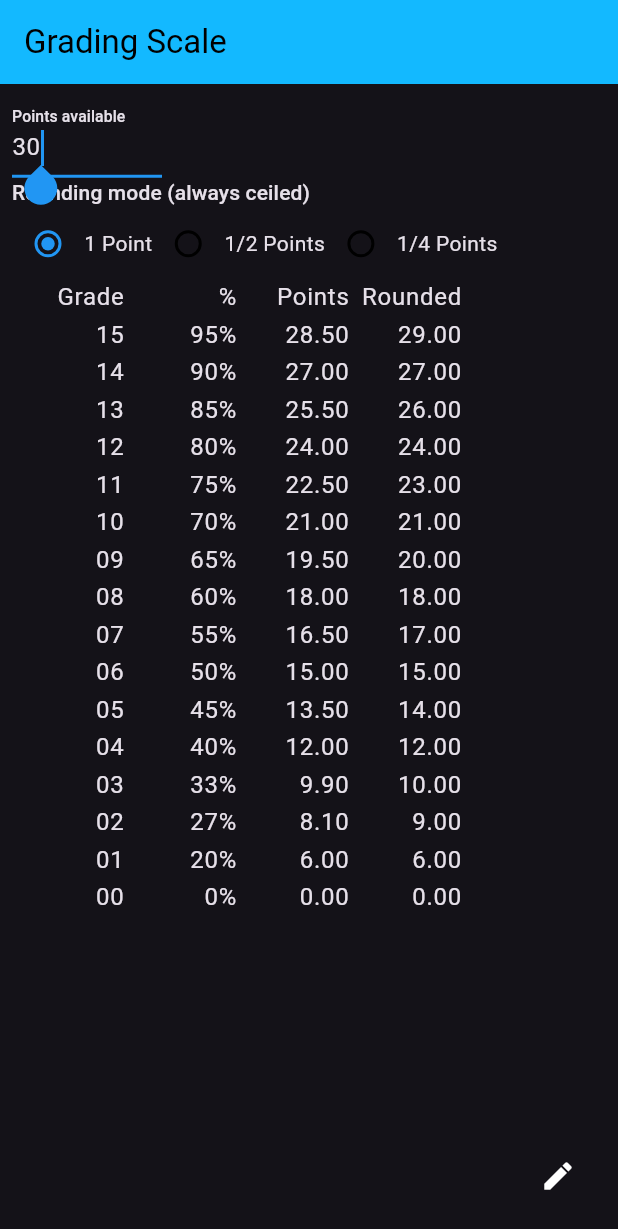
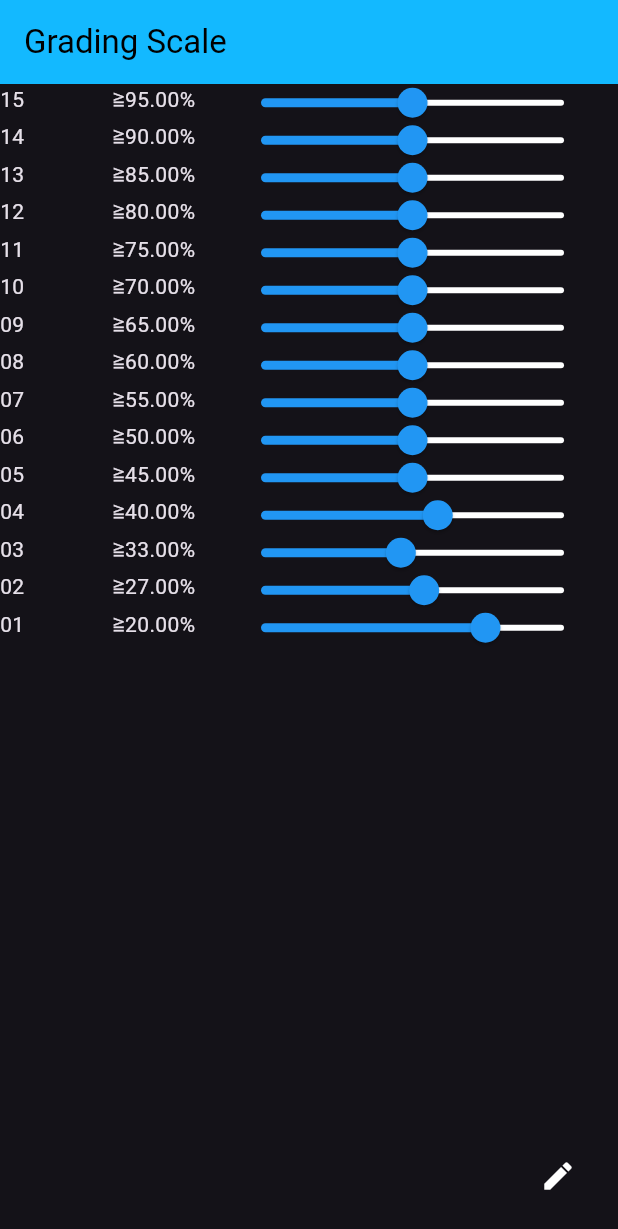
Before and after one commit to jillthebean/notenschluessel, a Flutter app: the screen it shows after launch, on a phone screen of 412 x 824 dp. Shown: the top 1229 px of the screen. Run offline on Flutter 3.47's test engine with Material 2 defaults, Android fonts, the light colour scheme and no system bars; our stand-ins replace bloc, flutter_bloc; generated files the repository leaves out were written again.

Commit message:
add grading scale form with integer percentages

```diff
--- a/lib/grading_scale/cubit/grading_scale_cubit.dart
+++ b/lib/grading_scale/cubit/grading_scale_cubit.dart
@@ -61,13 +61,24 @@ class GradingScaleCubit extends Cubit<GradingState> {
         )
       : null;
 
+  void setWeight(GradingScaleNoteSetup weight) => _calculate(
+        GradingState(
+          mode: state.mode,
+          results: [],
+          maxPoints: state.maxPoints,
+          gradingWeight: state.gradingWeight
+              .map((e) => e.grade == weight.grade ? weight : e)
+              .toList(),
+        ),
+      );
+
   void _calculate(GradingState state) {
     final results = state.maxPoints > 0
         ? state.gradingWeight.map((e) {
             final pointsNeeded100 =
                 state.maxPoints.toDouble() * e.lowerBound.toDouble() / 100;
             return GradingScaleResult(
-              grade: e.grade < 10 ? '0${e.grade}' : e.grade.toString(),
+              grade: e.gradeString,
               pointsNeeded: pointsNeeded100,
               pointsNeededRounded: state.mode.ceil(pointsNeeded100),
               percentNeeded: e.lowerBound,
--- a/lib/grading_scale/model/grading_scale_model.dart
+++ b/lib/grading_scale/model/grading_scale_model.dart
@@ -9,6 +9,18 @@
   final int grade;
   final int lowerBound;
   final int upperBound;
+
+  String get gradeString => grade < 10 ? '0$grade' : grade.toString();
+
+  GradingScaleNoteSetup copyWith({
+    int? grade,
+    int? lowerBound,
+    int? upperBound,
+  }) =>
+      GradingScaleNoteSetup(
+          grade: grade ?? this.grade,
+          lowerBound: lowerBound ?? this.lowerBound,
+          upperBound: upperBound ?? this.upperBound);
 }
 
 enum GradingCategory {
--- a/lib/grading_scale/view/grading_scale_page.dart
+++ b/lib/grading_scale/view/grading_scale_page.dart
@@ -24,7 +24,7 @@ class GradingScaleView extends StatefulWidget {
 }
 
 class _GradingScaleViewState extends State<GradingScaleView> {
-  bool isEdit = false;
+  bool isEdit = true;
   @override
   Widget build(BuildContext context) {
     final l10n = context.l10n;
@@ -35,7 +35,7 @@ class _GradingScaleViewState extends State<GradingScaleView> {
         child: isEdit
             ? GradingWeightForm(
                 weights: grading.state.gradingWeight,
-                onChange: (_) {},
+                onChange: grading.setWeight,
               )
             : const _GradingScaleResultsView(),
       ),
--- a/lib/grading_scale/widgets/grading_weight_form.dart
+++ b/lib/grading_scale/widgets/grading_weight_form.dart
@@ -15,18 +15,71 @@ class GradingWeightForm extends StatelessWidget {
   Widget build(BuildContext context) {
     return SingleChildScrollView(
       child: Column(
-        children: [...weights.map(_buildWeightInput)],
+        children: _buildWeightInputs(),
       ),
     );
   }
 
-  Widget _buildWeightInput(GradingScaleNoteSetup setup) {
+  List<Widget> _buildWeightInputs() {
+    var upperBound = 100;
+    var lowerBound = 0;
+    final inputs = <Widget>[];
+
+    for (final (idx, setup) in weights.indexed) {
+      if (idx + 1 < weights.length) {
+        lowerBound = weights[idx + 1].lowerBound;
+        inputs.add(
+          _WeightInput(
+            weight: setup,
+            max: upperBound,
+            min: lowerBound,
+            onChange: onChange,
+          ),
+        );
+        upperBound = setup.lowerBound;
+      }
+    }
+    return inputs;
+  }
+}
+
+class _WeightInput extends StatelessWidget {
+  const _WeightInput({
+    required this.weight,
+    required this.max,
+    required this.min,
+    required this.onChange,
+  });
+  final GradingScaleNoteSetup weight;
+  final int min;
+  final int max;
+  final void Function(GradingScaleNoteSetup setup) onChange;
+
+  @override
+  Widget build(BuildContext context) {
     return Row(
       mainAxisSize: MainAxisSize.min,
       children: [
-        Text(setup.grade.toString()),
-        Text(setup.lowerBound.toString())
+        SizedBox(width: 75, height: 25, child: Text(weight.gradeString)),
+        SizedBox(
+          width: 75,
+          height: 25,
+          child: Text('≧${weight.lowerBound.toStringAsFixed(2)}%'),
+        ),
+        SizedBox(
+          width: 250,
+          height: 25,
+          child: Slider(
+            value: weight.lowerBound.toDouble(),
+            max: max.toDouble(),
+            min: min.toDouble(),
+            onChanged: (double value) {
+              onChange(weight.copyWith(lowerBound: value.round()));
+            },
+          ),
+        ),
       ],
     );
+    ;
   }
 }
--- a/lib/grading_scale/widgets/result_line.dart
+++ b/lib/grading_scale/widgets/result_line.dart
@@ -27,7 +27,6 @@ class ResultLine extends StatelessWidget {
   @override
   Widget build(BuildContext context) {
     return Row(
-      mainAxisAlignment: MainAxisAlignment.start,
       children: [
         _ResultBox(grade),
         _ResultBox(percentNeeded),
```
